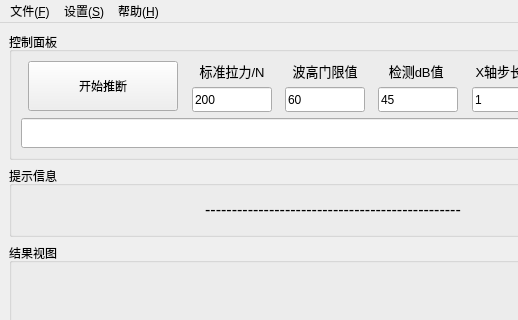
Above: mainwindow.ui from xiangxu05/MainforecastSystem before the change; both pictures show x 0 to 518 and y 0 to 320 of the 666 by 744 pixel window. Below: the same form after it.
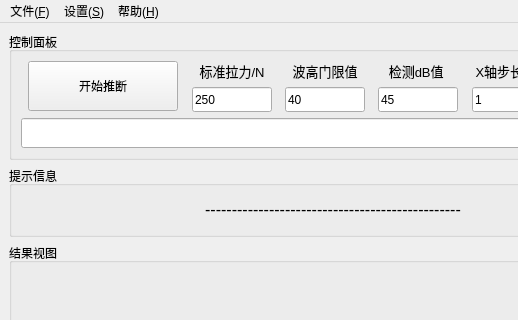
That is the form after the change. Custom widgets are drawn as their Qt base class.

```diff
--- a/mainwindow.ui
+++ b/mainwindow.ui
@@ -145,7 +145,7 @@
               </size>
              </property>
              <property name="text">
-              <string>200</string>
+              <string>250</string>
              </property>
             </widget>
            </item>
@@ -245,7 +245,7 @@
               </size>
              </property>
              <property name="text">
-              <string>60</string>
+              <string>40</string>
              </property>
             </widget>
            </item>
```
